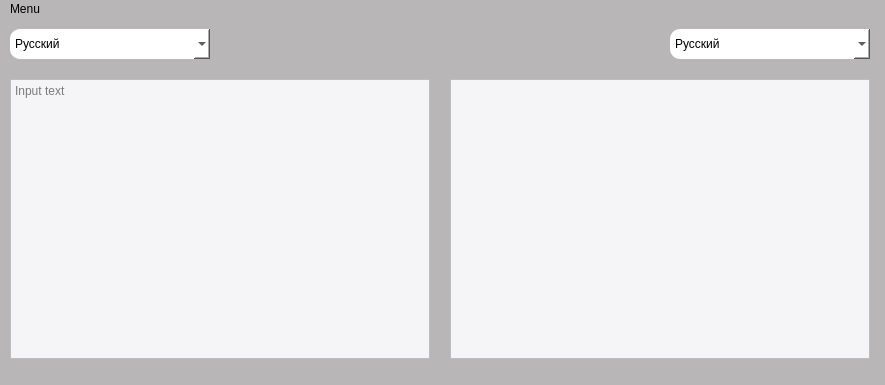
This is TranslateMate.ui in spone12/translated_mate as Qt 5 draws it before an edit. The edited form follows.
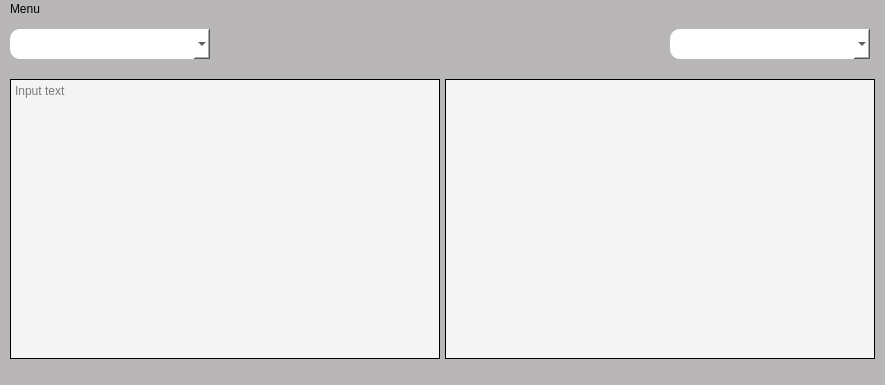
This is the edited form. Icons and pictures are not drawn.

The edit to the form file:
```diff
--- a/TranslateMate.ui
+++ b/TranslateMate.ui
@@ -49,14 +49,14 @@
      <rect>
       <x>10</x>
       <y>60</y>
-      <width>420</width>
+      <width>430</width>
       <height>280</height>
      </rect>
     </property>
     <property name="styleSheet">
-     <string notr="true">border-color: rgb(0, 0, 0);
-background-color: rgb(245, 245, 247);
-border-radius: 5% 20% / 10% 40%;</string>
+     <string notr="true">border: 1px solid black;
+border-radius: 1% 20% / 10% 40%;
+background: #f4f4f5;</string>
     </property>
     <property name="placeholderText">
      <string>Input text</string>
@@ -68,16 +68,16 @@
     </property>
     <property name="geometry">
      <rect>
-      <x>450</x>
+      <x>445</x>
       <y>60</y>
-      <width>420</width>
+      <width>430</width>
       <height>280</height>
      </rect>
     </property>
     <property name="styleSheet">
-     <string notr="true">border-color: rgb(0, 0, 0);
-border-radius: 5% 20% / 10% 40%;
-background-color: rgb(245, 245, 247);</string>
+     <string notr="true">border: 1px solid black;
+border-radius: 1% 20% / 10% 40%;
+background: #f4f4f5;</string>
     </property>
     <property name="readOnly">
      <bool>true</bool>
@@ -96,16 +96,9 @@
      <string notr="true">border-radius: 10px;
 background: white;</string>
     </property>
-    <item>
-     <property name="text">
-      <string>Русский</string>
-     </property>
-    </item>
-    <item>
-     <property name="text">
-      <string>English</string>
-     </property>
-    </item>
+    <property name="editable">
+     <bool>true</bool>
+    </property>
    </widget>
    <widget class="QComboBox" name="toLang">
     <property name="geometry">
@@ -120,16 +113,9 @@
      <string notr="true">border-radius: 10px;
 background: white;</string>
     </property>
-    <item>
-     <property name="text">
-      <string>Русский</string>
-     </property>
-    </item>
-    <item>
-     <property name="text">
-      <string>English</string>
-     </property>
-    </item>
+    <property name="editable">
+     <bool>true</bool>
+    </property>
    </widget>
    <widget class="QLabel" name="translateLabel">
     <property name="geometry">
```
Left out of the diff: 23 changed lines with no effect on the pictures.
